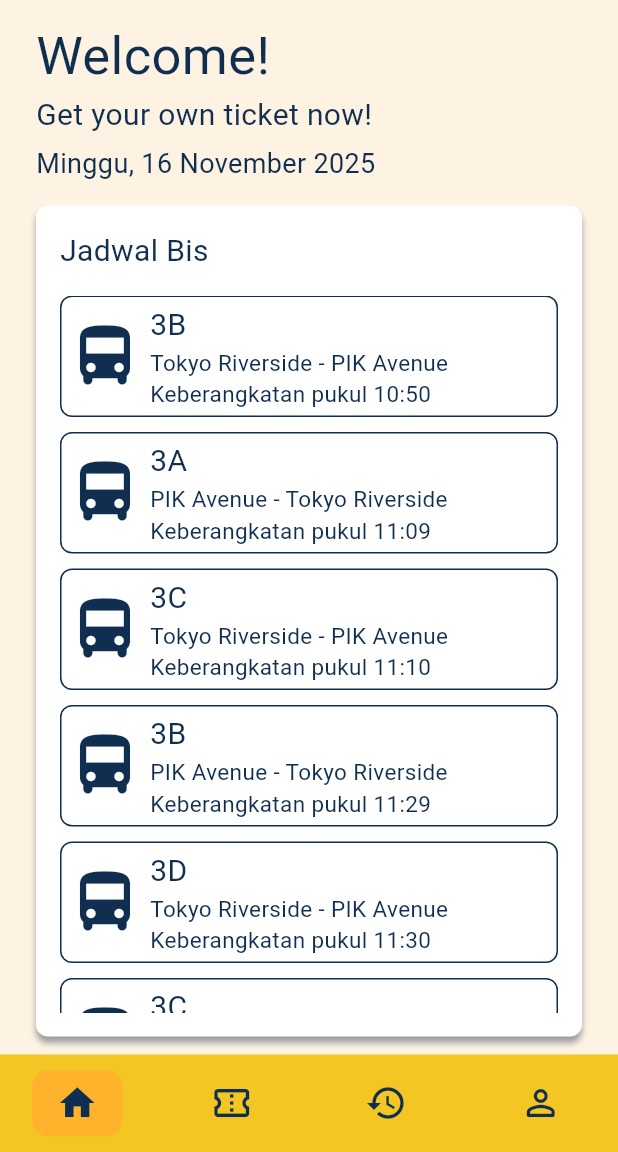
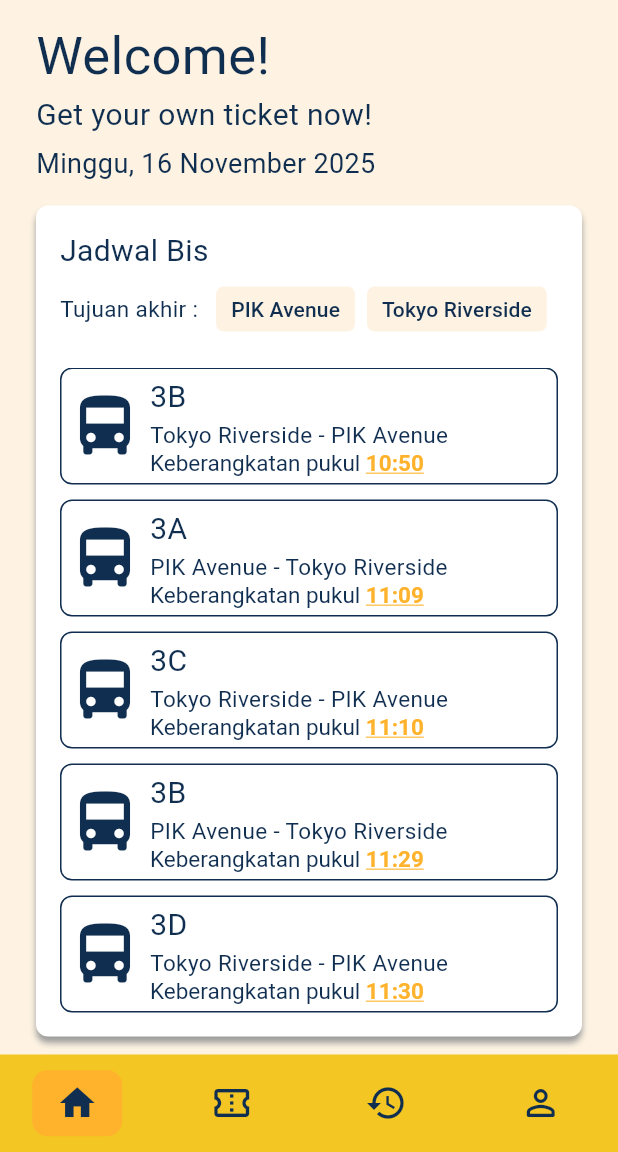
Before and after one commit to SatoshiRenZ/Transify, a Flutter app: the screen it shows after launch, on a phone screen of 412 x 824 dp, the part 84-1236 px from its top. Run offline on Flutter 3.47's test engine with Material 3 defaults, Android fonts, the phone set to English and light mode, and no system bars; our stand-ins replace google_fonts.

Commit message:
finishing touch homepage and datas

```diff
--- a/lib/pages/homepage/home_page.dart
+++ b/lib/pages/homepage/home_page.dart
@@ -19,14 +19,41 @@ class HomePageState extends State<HomePage>
 {
   int currentIndex = 0;
 
-  List<UpcomingSchedule> _availableSchedules = [];
+  List<UpcomingSchedule> _allSchedules = [];
   bool _isLoading = true;
+
+  static const List<String> _routeOptions = ['Tokyo Riverside - PIK Avenue', 'PIK Avenue - Tokyo Riverside'];
+  String? _selectedRouteFilter;
 
   @override
   void initState()
   {
     super.initState();
     _loadAvailableSchedules();
+  }
+
+  List<UpcomingSchedule> get _availableSchedules
+  {
+    if (_selectedRouteFilter == null)
+    {
+      return _allSchedules; // Show all
+    }
+    return _allSchedules.where((schedule) => schedule.route == _selectedRouteFilter).toList();
+  }
+
+  void _setRouteFilter(String? route)
+  {
+    setState(()
+    {
+      if (_selectedRouteFilter == route)
+      {
+        _selectedRouteFilter = null;
+      }
+      else
+      {
+        _selectedRouteFilter = route;
+      }
+    });
   }
 
   void onItemTapped(int index)
@@ -99,7 +126,7 @@ class HomePageState extends State<HomePage>
 
       setState(()
       {
-        _availableSchedules = generatedSchedules;
+        _allSchedules = generatedSchedules;
         _isLoading = false;
       });
     }
@@ -160,9 +187,22 @@ class HomePageState extends State<HomePage>
                   maxLines: 1,
                   overflow: TextOverflow.ellipsis,
                 ),
-                Text(
-                  'Keberangkatan pukul ${DateFormat('HH:mm').format(schedule.departure)}',
-                  style: AppTextStyles.mainFont15,
+                RichText(
+                  text: TextSpan(
+                    style: AppTextStyles.mainFont15,
+                    children: <TextSpan>
+                    [
+                      const TextSpan(text: 'Keberangkatan pukul '),
+                      TextSpan(
+                        text: DateFormat('HH:mm').format(schedule.departure),
+                        style: AppTextStyles.mainFont15.copyWith(
+                          color: AppColors.hover,
+                          fontWeight: FontWeight.bold,
+                          decoration: TextDecoration.underline,
+                        ),
+                      ),
+                    ],
+                  ),
                 ),
               ],
             ),
@@ -223,6 +263,44 @@ class HomePageState extends State<HomePage>
                       children:
                       [
                         Text("Jadwal Bis", style: AppTextStyles.mainFont20),
+                        Row(
+                          crossAxisAlignment: CrossAxisAlignment.center,
+                          children: [
+                            Text(
+                              "Tujuan akhir : ",
+                              style: AppTextStyles.mainFont15.copyWith(
+                                color: AppColors.mainText
+                              ),
+                            ),
+                            Row(
+                              children: _routeOptions.map((route)
+                              {
+                                Text("Tujuan Akhir :", style: AppTextStyles.mainFont15);
+                                final isSelected = _selectedRouteFilter == route;
+
+                                return Padding(
+                                  padding: const EdgeInsets.only(left: 8.0),
+                                  child: ElevatedButton(
+                                    onPressed: () => _setRouteFilter(route),
+                                    style: ElevatedButton.styleFrom(
+                                      backgroundColor: isSelected ? AppColors.secondary : AppColors.primary,
+                                      foregroundColor: isSelected ? AppColors.primary : AppColors.mainText,
+                                      padding: const EdgeInsets.symmetric(horizontal: 10, vertical: 0),
+                                      minimumSize: const Size(0, 30),
+                                      shape: RoundedRectangleBorder(borderRadius: BorderRadius.circular(5)),
+                                      elevation: 0,
+                                    ),
+                                    child: Text(
+                                      route.split(' - ').last,
+                                      style: AppTextStyles.mainFont15.copyWith(fontSize: 14),
+                                    ),
+                                  ),
+                                );
+                              }).toList(),
+                            ),
+                          ],
+                        ),
+
                         const SizedBox(height: 15),
 
                         if (_availableSchedules.isEmpty)
--- a/lib/styles/style.dart
+++ b/lib/styles/style.dart
@@ -42,5 +42,5 @@ class AppTextStyles
 
 class AppIcons
 {
-  static const bus = Icons.directions_bus_rounded;
+  static const bus = Icons.directions_bus;
 }
```
